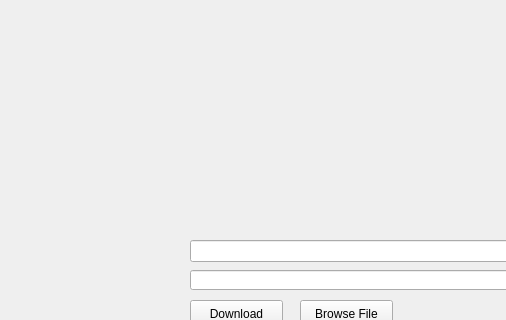
The window that qt_cpp_file_downloader/mainwindow.ui (AminSBU/qt_cpp_file_downloader) describes before a commit, drawn with Qt 5; both pictures show x 0 to 506 and y 0 to 320 of the 800 by 600 pixel window.
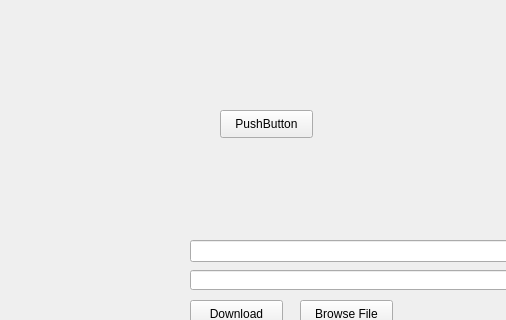
The same window after the commit. Icons and pictures are not drawn.

Commit message: new ui (getURL) and some modification (with errors)

```diff
--- a/qt_cpp_file_downloader/mainwindow.ui
+++ b/qt_cpp_file_downloader/mainwindow.ui
@@ -76,6 +76,19 @@
      <string>&lt;html&gt;&lt;head/&gt;&lt;body&gt;&lt;p&gt;&lt;img src=&quot;:/new/prefix1/icon-plus-40.png&quot;/&gt;&lt;/p&gt;&lt;/body&gt;&lt;/html&gt;</string>
     </property>
    </widget>
+   <widget class="QPushButton" name="getURL_pushButton">
+    <property name="geometry">
+     <rect>
+      <x>220</x>
+      <y>110</y>
+      <width>93</width>
+      <height>28</height>
+     </rect>
+    </property>
+    <property name="text">
+     <string>PushButton</string>
+    </property>
+   </widget>
   </widget>
   <widget class="QMenuBar" name="menubar">
    <property name="geometry">
```
Left out of the diff: 2 changed lines with no effect on the pictures. The commit also changes 6 other files.
